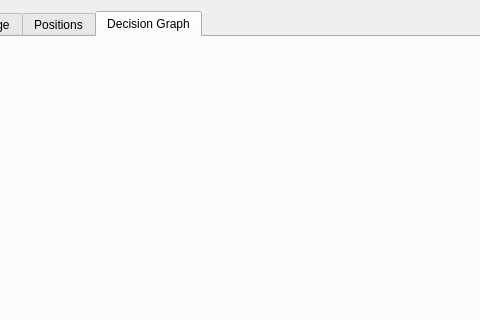
Before: the Qt Designer form application/forms/SessionView.ui in reframedultimate/ReFramed, drawn with Qt 5; both pictures show x 109 to 589 and y 0 to 320 of the 943 by 853 pixel window.
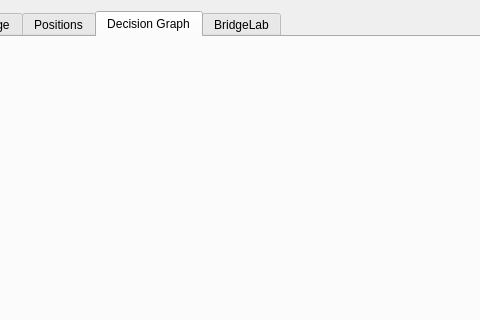
After: the same form once the commit is applied. The open tabs and pages were chosen to show the change.

The edit to the form file:
```diff
--- a/application/forms/SessionView.ui
+++ b/application/forms/SessionView.ui
@@ -39,6 +39,11 @@
        <string>Decision Graph</string>
       </attribute>
      </widget>
+     <widget class="QWidget" name="tab_bridge_lab">
+      <attribute name="title">
+       <string>BridgeLab</string>
+      </attribute>
+     </widget>
     </widget>
    </item>
   </layout>
```
Left out of the diff: 2 changed lines with no effect on the pictures.
